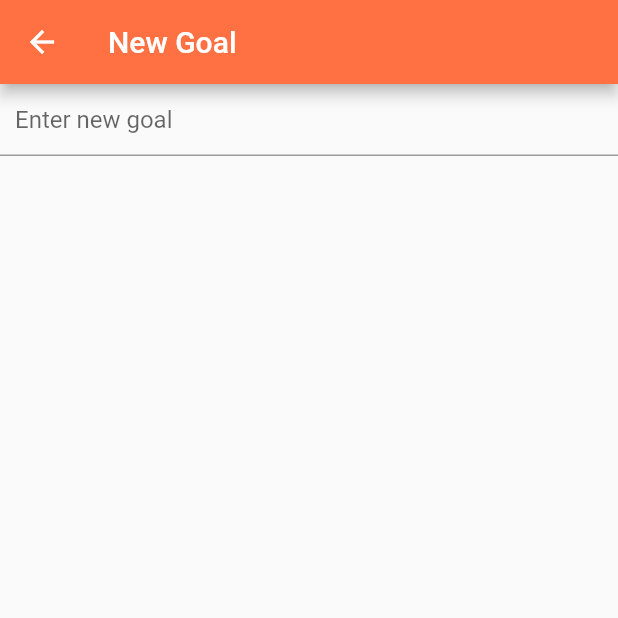
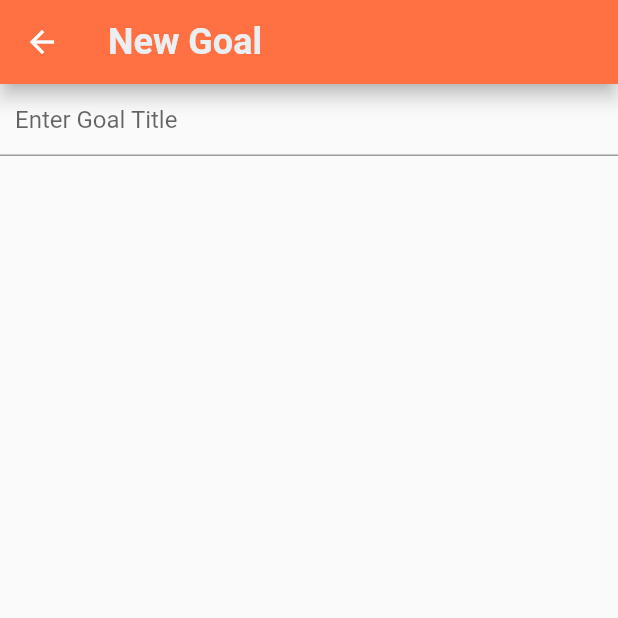
Before and after one commit to urmilshroff/goalkeeper, a Flutter app: the screen it shows after launch, after a tap on "NEW GOAL", on a phone screen of 412 x 824 dp, the top half of it. Run offline on Flutter 3.47's test engine with Material 2 defaults, Android fonts, the phone set to English and light mode, and no system bars; our stand-ins replace dynamic_theme.

Commit message:
Minor improvements

```diff
--- a/lib/goals_page.dart
+++ b/lib/goals_page.dart
@@ -9,7 +9,8 @@ class GoalsPage extends StatefulWidget {
 }
 
 class _GoalsPageState extends State<GoalsPage> {
-  List<String> _goalsList = [];
+  List<String> _goalTitlesList = [];
+  List<String> _goalBodiesList = [];
 
   bool isThemeCurrentlyDark() {
     if (Theme.of(context).brightness == Brightness.dark) {
@@ -35,22 +36,48 @@ class _GoalsPageState extends State<GoalsPage> {
   void _createNewGoal() {
     Navigator.of(context).push(new MaterialPageRoute(builder: (context) {
       return Scaffold(
-          appBar: AppBar(title: Text("New Goal")),
-          body: TextField(
-            onSubmitted: (val) {
-              if (val.length > 0) {
-                setState(() => _goalsList.add(val));
-              }
-              Navigator.pop(context);
-            },
-            decoration: new InputDecoration(
-                hintText: 'Enter new goal',
-                contentPadding: const EdgeInsets.all(10.0)),
-          ));
+        appBar: AppBar(
+        elevation: 5.0,
+        backgroundColor: MyColors.primaryColor,
+        title: Text('New Goal',
+            style: TextStyle(
+                color: MyColors.light,
+                fontWeight: FontWeight.w700,
+                fontSize: 24.0)),
+      ),
+        body: Form(
+          child: new ListView(
+            children: <Widget>[
+              TextField(
+                onSubmitted: (title) {
+                  if (title.length > 0) {
+                    setState(() => _goalTitlesList.add(title));
+                  }
+                  Navigator.pop(context);
+                },
+                decoration: new InputDecoration(
+                    hintText: 'Enter Goal Title',
+                    contentPadding: const EdgeInsets.all(10.0)),
+              ),
+//                TextField(
+//                onSubmitted: (body) {
+//                  if (body.length > 0) {
+//                    setState(() => _goalBodiesList.add(body));
+//                  }
+//                  Navigator.pop(context);
+//                },
+//                decoration: new InputDecoration(
+//                    hintText: 'Enter Goal Body',
+//                    contentPadding: const EdgeInsets.all(10.0)),
+//              )
+            ],
+          ),
+        ),
+      );
     }));
   } //user creates a new goal
 
-  Widget _buildNewGoal(String index) {
+  Widget _buildNewGoal(int goalNumber, String goalTitle, String goalBody) {
     return _buildTile(
       Padding(
         padding: const EdgeInsets.all(10.0),
@@ -62,13 +89,13 @@ class _GoalsPageState extends State<GoalsPage> {
                 mainAxisAlignment: MainAxisAlignment.center,
                 crossAxisAlignment: CrossAxisAlignment.start,
                 children: <Widget>[
-                  Text("$index",
+                  Text("Goal #$goalNumber",
                       style: TextStyle(
                           color: MyColors.accentColor, fontSize: 15.0)),
                   SizedBox(
                     height: 5,
                   ),
-                  Text("$index",
+                  Text("$goalTitle",
                       style: TextStyle(
                           color: invertColors(),
                           fontWeight: FontWeight.w700,
@@ -76,7 +103,7 @@ class _GoalsPageState extends State<GoalsPage> {
                   SizedBox(
                     height: 5,
                   ),
-                  Text("$index",
+                  Text("$goalBody",
                       style: TextStyle(color: invertColors(), fontSize: 15)),
                 ],
               ),
@@ -88,8 +115,9 @@ class _GoalsPageState extends State<GoalsPage> {
   Widget _buildGoalsList() {
     return Container(
       child: ListView.builder(itemBuilder: (context, index) {
-        if (index < _goalsList.length) {
-          return _buildNewGoal(_goalsList[index]);
+        if (index < _goalTitlesList.length) {
+          return _buildNewGoal(
+              index, _goalTitlesList[index], "Goal body goes here");
         }
       }),
     );
@@ -119,7 +147,7 @@ class _GoalsPageState extends State<GoalsPage> {
       appBar: AppBar(
         elevation: 5.0,
         backgroundColor: MyColors.primaryColor,
-        title: Text('Goals',
+        title: Text('My Goals',
             style: TextStyle(
                 color: MyColors.light,
                 fontWeight: FontWeight.w700,
```
